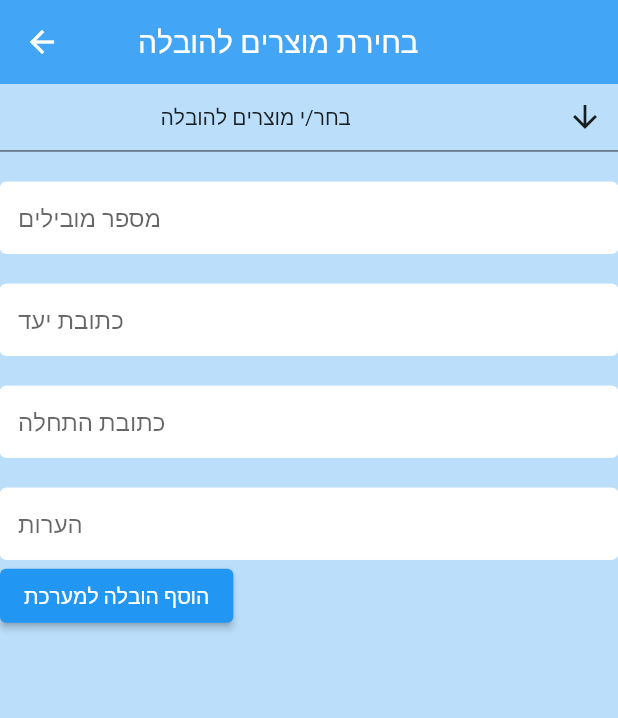
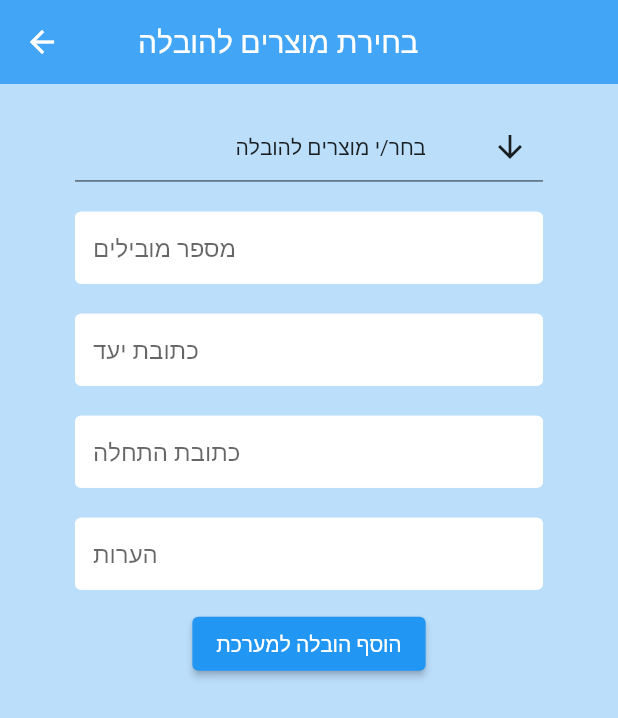
Before and after one commit to OmriColberg/GivitApp, a Flutter app: the AddTransportPage screen opened directly with empty values, on a phone screen of 412 x 824 dp. Shown: the top 718 px of the screen. Run offline on Flutter 3.47's test engine with Material 2 defaults, Android fonts, the phone set to English and light mode, and no system bars; drawn by our look-alikes of multi_select_flutter; our stand-ins replace cloud_firestore, firebase_auth, firebase_core, flutter_spinkit, get_it; accounts and stored records are empty.

```diff
--- a/lib/admin_feature/presentation/pages/add_transport_page.dart
+++ b/lib/admin_feature/presentation/pages/add_transport_page.dart
@@ -73,12 +73,10 @@ class _AddTransportPageState extends State<AddTransportPage> {
 
             return Container(
               color: Colors.blue[100],
-              height: 400.0,
               alignment: Alignment.topCenter,
+              padding: EdgeInsets.symmetric(vertical: 20.0, horizontal: 50.0),
               child: SingleChildScrollView(
                 child: Column(
-                  crossAxisAlignment: CrossAxisAlignment.start,
-                  mainAxisAlignment: MainAxisAlignment.start,
                   children: [
                     MultiSelectDialogField<Product?>(
                       items: _products,
@@ -88,8 +86,9 @@ class _AddTransportPageState extends State<AddTransportPage> {
                           "                            בחר/י מוצרים להובלה"),
                       onConfirm: (results) {
                         products = results
-                            .map((Product product) => product.id)
-                            .toList();
+                            .map((Product? product) => product!.id)
+                            .toList()
+                            .cast<String>();
                       },
                     ),
                     SizedBox(height: 20.0),
@@ -131,6 +130,7 @@ class _AddTransportPageState extends State<AddTransportPage> {
                         setState(() => notes = val);
                       },
                     ),
+                    SizedBox(height: 12.0),
                     ElevatedButton(
                       child: Text(
                         'הוסף הובלה למערכת',
```
